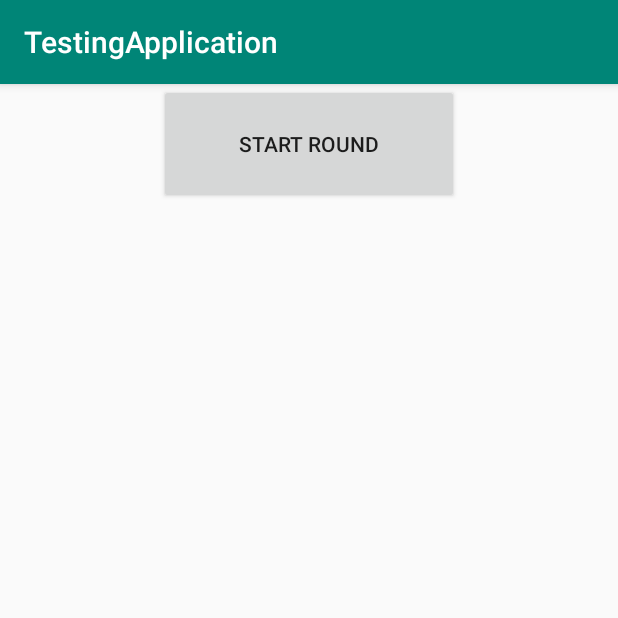
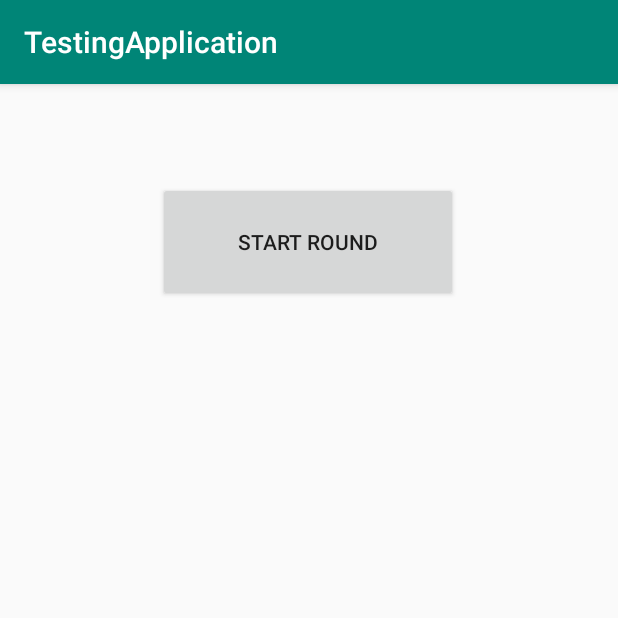
Before and after one commit to v30/test_golf_app, an Android app: the screen it shows after launch (MainActivity), on a phone screen of 412 x 824 dp, the top half of it. Run offline under Robolectric (Android 15) with nearby library versions, the phone set to English and light mode, and no system bars; 5 statements that could not run were skipped.

Commit message:
Made changes to the db helper to add the create tables and all the insert queries

```diff
--- a/app/src/main/java/za/co/nelowen/ActivityHole.java
+++ b/app/src/main/java/za/co/nelowen/ActivityHole.java
@@ -3,12 +3,15 @@ package za.co.nelowen;
 import androidx.appcompat.app.AppCompatActivity;
 
 import android.content.Intent;
+import android.database.sqlite.SQLiteDatabase;
 import android.os.Bundle;
 import android.view.View;
 
+import za.co.nelowen.helper_classes.DBHelper;
 import za.co.nelowen.shot_activities.ActivityShot;
 
 public class ActivityHole extends AppCompatActivity {
+    private DBHelper dbHelper = new DBHelper(this);
     private int shotNumber = 0;
     public static final int PLAYER_HANDICAP = 7;
 
@@ -45,6 +48,9 @@ public class ActivityHole extends AppCompatActivity {
         System.out.println("[SF SCORE]: "+ stablefordScore);
         System.out.println("[MED SCORE]: "+ medalScore);
         System.out.println("[TRUE SCORE]: "+ shotNumber);
+
+        SQLiteDatabase db = dbHelper.getWritableDatabase();
+        dbHelper.insertHole(db, 1, holeNumber, holePar, holeStroke, medalScore, stablefordScore, shotNumber);
 
         finish();
     }
--- a/app/src/main/java/za/co/nelowen/MainActivity.java
+++ b/app/src/main/java/za/co/nelowen/MainActivity.java
@@ -3,10 +3,14 @@ package za.co.nelowen;
 import androidx.appcompat.app.AppCompatActivity;
 
 import android.content.Intent;
+import android.database.sqlite.SQLiteDatabase;
 import android.os.Bundle;
 import android.view.View;
 
+import za.co.nelowen.helper_classes.DBHelper;
+
 public class MainActivity extends AppCompatActivity {
+    private DBHelper dbHelper = new DBHelper(this);
 
     @Override
     protected void onCreate(Bundle savedInstanceState) {
@@ -16,10 +20,15 @@ public class MainActivity extends AppCompatActivity {
     }
 
     private void createTables() {
-
+        SQLiteDatabase db = dbHelper.getWritableDatabase();
+        dbHelper.settingsTableCreate(db);
+        dbHelper.playerTableCreate(db);
+        dbHelper.roundTableCreate(db);
+        dbHelper.holeTableCreate(db);
+        dbHelper.shotTableCreate(db);
     }
 
-    public void startNextActivity(View view) {
+    public void startRound(View view) {
         Intent intent = new Intent(this, ActivityRound.class);
         startActivity(intent);
     }
--- a/app/src/main/java/za/co/nelowen/helper_classes/DBHelper.java
+++ b/app/src/main/java/za/co/nelowen/helper_classes/DBHelper.java
@@ -1,5 +1,6 @@
 package za.co.nelowen.helper_classes;
 
+import android.content.ContentValues;
 import android.content.Context;
 import android.database.DatabaseUtils;
 import android.database.sqlite.SQLiteDatabase;
@@ -9,20 +10,46 @@ import java.util.LinkedHashMap;
 import java.util.Map;
 
 public class DBHelper extends SQLiteOpenHelper {
+    private static final String DB_NAME = "golf_stat_tracker";
+    private static final int VERSION = 1;
 
-    public DBHelper(Context context, String name, SQLiteDatabase.CursorFactory factory, int version) {
-        super(context, name, factory, version);
+    private static final String ROUNDS = "rounds";
+    private static final String ROUND_ID = "round_id";
+    private static final String COURSE_NAME = "course_name";
+    private static final String COURSE_PAR = "course_par";
+    private static final String MEDAL_SCORE = "medal_score";
+    private static final String STABLEFORD = "stableford_score";
+    private static final String FAIRWAYS = "fairways_hit";
+    private static final String GIR = "gir";
+    private static final String PUTTS = "putts";
+
+    private static final String HOLES = "holes";
+    private static final String HOLE_ID = "hole_id";
+    private static final String HOLE_NUMBER = "hole_number";
+    private static final String HOLE_PAR = "hole_par";
+    private static final String HOLE_STROKE = "hole_stroke";
+    private static final String HOLE_MEDAL = "medal_score";
+    private static final String HOLE_STABLE = "stableford_score";
+    private static final String HOLE_TRUE = "true_score";
+
+    private static final String SHOT_ID = "shot_id";
+    private static final String SHOT_NUMBER = "shot_number";
+    private static final String SHOT_TYPE = "shot_type";
+    private static final String TARGET_DISTANCE = "target_distance";
+    private static final String CLUB_HIT = "club_hit";
+    private static final String BALL_FLIGHT = "ball_flight";
+    private static final String OUTCOME = "outcome";
+
+
+    public DBHelper(Context context) {
+        super(context, DB_NAME, null, VERSION);
     }
 
     @Override
-    public void onCreate(SQLiteDatabase db) {
-
-    }
+    public void onCreate(SQLiteDatabase db) {}
 
     @Override
-    public void onUpgrade(SQLiteDatabase db, int oldVersion, int newVersion) {
-
-    }
+    public void onUpgrade(SQLiteDatabase db, int oldVersion, int newVersion) {}
 
     public void settingsTableCreate(SQLiteDatabase db) {
         StringBuilder query = new StringBuilder();
@@ -39,16 +66,130 @@ public class DBHelper extends SQLiteOpenHelper {
         db.execSQL(query.toString());
     }
 
+    public void playerTableCreate(SQLiteDatabase db) {
+        StringBuilder query = new StringBuilder();
+
+        query.append("CREATE TABLE IF NOT EXISTS ");
+        query.append("players ");
+        query.append("(");
+        query.append("player_id INT NOT NULL AUTO_INCREMENT, ");
+        query.append("player_name VARCHAR(255) NOT NULL, ");
+        query.append("player_handicap INT NOT NULL, ");
+        query.append("PRIMARY KEY(player_id)");
+        query.append(")");
+
+        db.execSQL(query.toString());
+    }
+
+    public void roundTableCreate(SQLiteDatabase db) {
+        StringBuilder query = new StringBuilder();
+
+        query.append("CREATE TABLE IF NOT EXISTS ");
+        query.append("rounds ");
+        query.append("(");
+        query.append("round_id INT NOT NULL AUTO_INCREMENT, ");
+        query.append("course_name VARCHAR(255) NOT NULL, ");
+        query.append("course_par INT NOT NULL, ");
+        query.append("medal_score INT NOT NULL, ");
+        query.append("stableford_score INT NOT NULL, ");
+        query.append("fairways_hit INT NOT NULL, ");
+        query.append("gir INT NOT NULL, ");
+        query.append("putts INT NOT NULL, ");
+        query.append("PRIMARY KEY(round_id)");
+        query.append(")");
+
+        db.execSQL(query.toString());
+    }
+
+    public void holeTableCreate(SQLiteDatabase db) {
+        StringBuilder query = new StringBuilder();
+
+        query.append("CREATE TABLE IF NOT EXISTS ");
+        query.append("holes ");
+        query.append("(");
+        query.append("hole_id INT NOT NULL AUTO_INCREMENT, ");
+        query.append("round_id INT NOT NULL, ");
+        query.append("hole_number INT NOT NULL, ");
+        query.append("hole_par INT NOT NULL, ");
+        query.append("hole_stroke INT NOT NULL, ");
+        query.append("medal_score INT NOT NULL, ");
+        query.append("stableford_score INT NOT NULL, ");
+        query.append("true_score INT NOT NULL, ");
+        query.append("PRIMARY KEY(hole_id)");
+        query.append(")");
+
+        db.execSQL(query.toString());
+    }
+
+    public void shotTableCreate(SQLiteDatabase db) {
+        StringBuilder query = new StringBuilder();
+
+        query.append("CREATE TABLE IF NOT EXISTS ");
+        query.append("shots ");
+        query.append("(");
+        query.append("shot_id INT NOT NULL AUTO_INCREMENT, ");
+        query.append("round_id INT NOT NULL, ");
+        query.append("hole_id INT NOT NULL, ");
+        query.append("shot_number INT NOT NULL, ");
+        query.append("shot_type VARCHAR(35) NOT NULL, ");
+        query.append("target_distance INT NOT NULL, ");
+        query.append("club_hit VARCHAR(2) NOT NULL, ");
+        query.append("ball_flight VARCHAR(2) NOT NULL, ");
+        query.append("outcome VARCHAR(20) NOT NULL, ");
+        query.append("PRIMARY KEY(shot_id, round_id, shot_id)");
+        query.append(")");
+
+        db.execSQL(query.toString());
+    }
+
+    public void dropTable(SQLiteDatabase db, String tableName) {
+        String deleteString = "DROP TABLE IF EXISTS " + tableName;
+        db.execSQL(deleteString);
+    }
+
     public int numberOfRows(String tableName)
     {
         SQLiteDatabase db = this.getReadableDatabase();
         return (int) DatabaseUtils.queryNumEntries(db, tableName);
     }
 
-    // I need the following tables
-    //      * Settings
-    //      * User
-    //      * Round
-    //      * Hole
-    //      * Shot
+    public long insertRound(SQLiteDatabase db, String courseName, int coursePar, int fairways, int gir, int putts, int medal, int stableford) {
+        ContentValues values = new ContentValues();
+        values.put(COURSE_NAME, courseName);
+        values.put(COURSE_PAR, coursePar);
+        values.put(FAIRWAYS, fairways);
+        values.put(GIR, gir);
+        values.put(PUTTS, putts);
+        values.put(MEDAL_SCORE, medal);
+        values.put(STABLEFORD, stableford);
+
+        return db.insert(ROUNDS, null, values);
+    }
+
+    public long insertHole(SQLiteDatabase db, int roundId, int holeNumber, int holePar, int holeStroke, int holeMedal, int holeStable, int holeTrue) {
+        ContentValues values = new ContentValues();
+        values.put(ROUND_ID, roundId);
+        values.put(HOLE_NUMBER, holeNumber);
+        values.put(HOLE_PAR, holePar);
+        values.put(HOLE_STROKE, holeStroke);
+        values.put(HOLE_MEDAL, holeMedal);
+        values.put(HOLE_STABLE, holeStable);
+        values.put(HOLE_TRUE, holeTrue);
+
+        return db.insert(HOLES, null, values);
+    }
+
+    public long insertShot(SQLiteDatabase db, int roundId, int holeId, int shotNumber, String shotType, int targetDistance, String clubHit, String ballFlight, String outcome) {
+        ContentValues values = new ContentValues();
+        values.put(ROUND_ID, roundId);
+        values.put(HOLE_ID, holeId);
+        values.put(SHOT_NUMBER, shotNumber);
+        values.put(SHOT_TYPE, shotType);
+        values.put(TARGET_DISTANCE, targetDistance);
+        values.put(CLUB_HIT, clubHit);
+        values.put(BALL_FLIGHT, ballFlight);
+        values.put(OUTCOME, outcome);
+
+        return db.insert(HOLES, null, values);
+    }
 }
--- a/app/src/main/java/za/co/nelowen/shot_activities/ActivityShot.java
+++ b/app/src/main/java/za/co/nelowen/shot_activities/ActivityShot.java
@@ -2,13 +2,16 @@ package za.co.nelowen.shot_activities;
 
 import androidx.appcompat.app.AppCompatActivity;
 
+import android.database.sqlite.SQLiteDatabase;
 import android.os.Bundle;
 import android.util.Log;
 import android.view.View;
 
 import za.co.nelowen.R;
+import za.co.nelowen.helper_classes.DBHelper;
 
 public class ActivityShot extends AppCompatActivity {
+    private DBHelper dbHelper = new DBHelper(this);
 
     @Override
     protected void onCreate(Bundle savedInstanceState) {
@@ -18,6 +21,8 @@ public class ActivityShot extends AppCompatActivity {
 
     public void endShot(View view) {
         Log.v(this.getClass().toString(), "Ending shot!");
+        SQLiteDatabase db = dbHelper.getWritableDatabase();
+        dbHelper.insertShot(db,1,1,1,"Drive",278,"Driver","HD", "Fairway");
         finish();
     }
 }
--- a/app/src/main/res/layout/activity_main.xml
+++ b/app/src/main/res/layout/activity_main.xml
@@ -9,10 +9,13 @@
     <androidx.appcompat.widget.AppCompatButton
         android:layout_width="200dp"
         android:layout_height="80dp"
+        android:onClick="startRound"
         android:text="Start Round"
-        android:onClick="startNextActivity"
+        app:layout_constraintBottom_toBottomOf="parent"
         app:layout_constraintEnd_toEndOf="parent"
+        app:layout_constraintHorizontal_bias="0.497"
         app:layout_constraintStart_toStartOf="parent"
-        tools:layout_editor_absoluteY="83dp" />
+        app:layout_constraintTop_toTopOf="parent"
+        app:layout_constraintVertical_bias="0.095" />
 
 </androidx.constraintlayout.widget.ConstraintLayout>
--- a/app/src/main/res/layout/activity_round.xml
+++ b/app/src/main/res/layout/activity_round.xml
@@ -73,8 +73,8 @@
         android:id="@+id/buttonEndHole"
         android:layout_width="200dp"
         android:layout_height="80dp"
-        android:onClick="endHole"
-        android:text="End Hole"
+        android:onClick="endRound"
+        android:text="End Round"
         app:layout_constraintBottom_toBottomOf="parent"
         app:layout_constraintEnd_toEndOf="parent"
         app:layout_constraintHorizontal_bias="0.497"
```
Also changed, not shown: app/src/main/java/za/co/nelowen/ActivityRound.java (+7 -15 lines).
